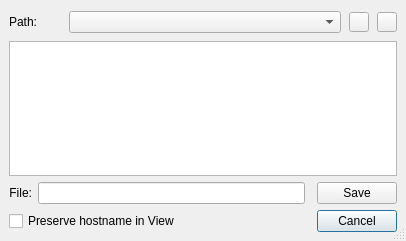
Old version of the form src/chart/saveviewdialog.ui in the repository performancecopilot/pcp.
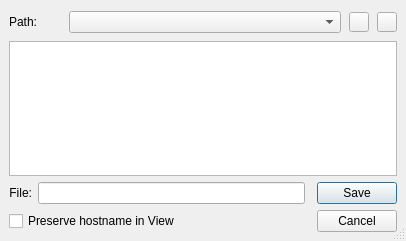
New version of the form. Icons and pictures are not drawn.

Commit message: Fix up several small issues with path navigation in open/save view dialogs, selection state oddities, etc, found from interactive QA.

Diff of the .ui file:
```diff
--- a/src/chart/saveviewdialog.ui
+++ b/src/chart/saveviewdialog.ui
@@ -48,9 +48,6 @@
        <property name="text" >
         <string>Cancel</string>
        </property>
-       <property name="default" >
-        <bool>true</bool>
-       </property>
       </widget>
      </item>
      <item row="0" column="1" >
@@ -74,6 +71,9 @@
        <property name="autoDefault" >
         <bool>false</bool>
        </property>
+       <property name="default" >
+        <bool>true</bool>
+       </property>
       </widget>
      </item>
     </layout>
```
The commit also changes 4 other files.
